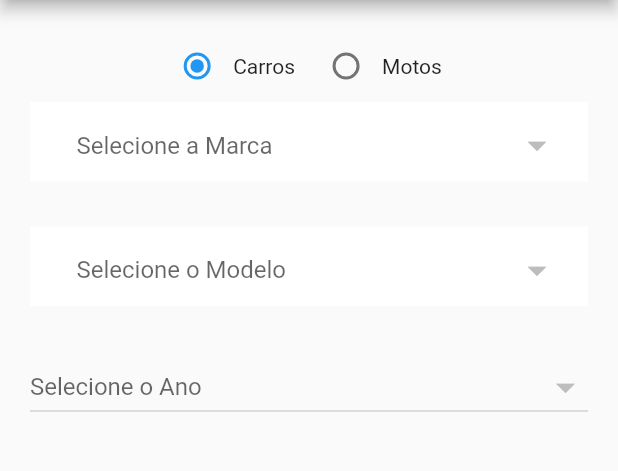
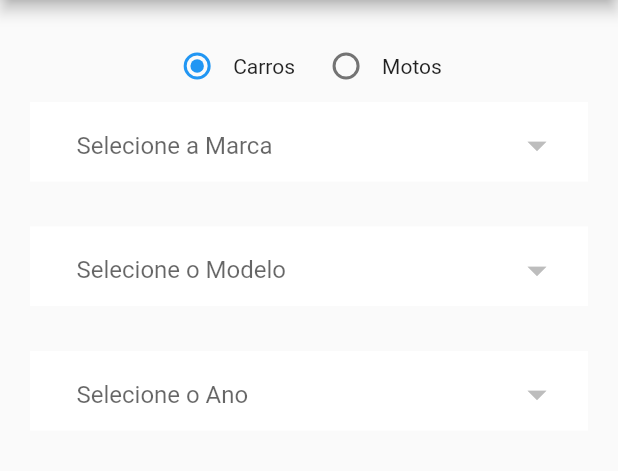
Before and after one commit to adalbertobazilio/tabela_fipe, a Flutter app: the screen it shows after launch, on a phone screen of 412 x 824 dp, the part 84-555 px from its top. Run offline on Flutter 3.47's test engine with Material 2 defaults, Android fonts, the phone set to English and light mode, and no system bars.

Commit message:
Puxar Ano

```diff
--- a/lib/home_page.dart
+++ b/lib/home_page.dart
@@ -54,10 +54,6 @@ class _HomePageState extends State<HomePage> {
     setState(() {
       int Codigo = Lista[0]["codigo"];
       Modelo = Codigo.toString();
-    });
-
-    setState(() {
-
       ListaModelos = Lista;
     });
     print(Modelo);
@@ -75,6 +71,7 @@ class _HomePageState extends State<HomePage> {
     var resBody = json.decode(res.body);
 
     setState(() {
+      Ano = resBody[0]["codigo"];
       ListaAnos = resBody;
     });
 
@@ -233,14 +230,48 @@ class _HomePageState extends State<HomePage> {
             ),
 
 
-            DropdownButton(
-              isExpanded: true,
-              value: Ano,
-              iconSize: 30,
-              hint: Text('Selecione o Ano'),
-              onChanged: null,
-              items: null,
-            )
+            Container(
+              padding: EdgeInsets.only(left: 15, right: 15, top: 5),
+              color: Colors.white,
+              child: Row(
+                mainAxisAlignment: MainAxisAlignment.spaceBetween,
+                children: <Widget>[
+                  Expanded(
+                    child: DropdownButtonHideUnderline(
+                      child: ButtonTheme(
+                        alignedDropdown: true,
+                        child: DropdownButton<String>(
+                          value: Ano,
+                          iconSize: 30,
+                          icon: (null),
+                          style: TextStyle(
+                            color: Colors.black54,
+                            fontSize: 16,
+                          ),
+                          hint: Text('Selecione o Ano'),
+                          onChanged: (newValue) {
+                            setState(() {
+                              Ano = newValue as String;
+                              pegarValor();
+                              print(Ano);
+                            });
+                          },
+                          items: ListaAnos.map((item) {
+                            return  DropdownMenuItem(
+                              child:  Text(item['nome']),
+                              value: item['codigo'].toString(),
+                            );
+                          }).toList(),
+                        ),
+                      ),
+                    ),
+                  ),
+                ],
+              ),
+            ),
+            SizedBox(
+              height: 30,
+            ),
           ],
         ),
       ),
```
